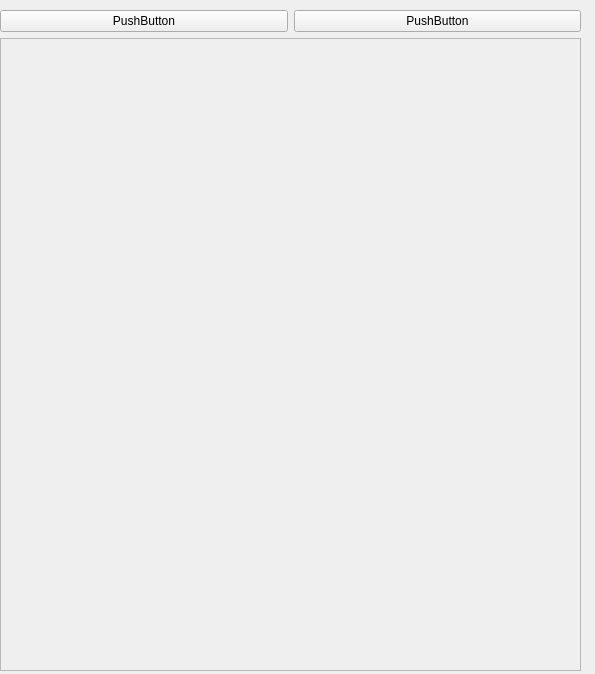
Before: the Qt Designer form source/widgetviewer.ui in Bramas/SimTex, drawn with Qt 5.
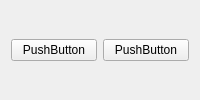
After: the same form once the commit is applied.

```diff
--- a/source/widgetviewer.ui
+++ b/source/widgetviewer.ui
@@ -1,26 +1,9 @@
 <?xml version="1.0" encoding="UTF-8"?>
 <ui version="4.0">
  <class>WidgetViewer</class>
- <widget class="QWidget" name="WidgetViewer">
-  <property name="geometry">
-   <rect>
-    <x>0</x>
-    <y>0</y>
-    <width>595</width>
-    <height>674</height>
-   </rect>
-  </property>
-  <property name="windowTitle">
-   <string>Form</string>
-  </property>
   <widget class="QWidget" name="verticalLayoutWidget">
-   <property name="geometry">
-    <rect>
-     <x>0</x>
-     <y>10</y>
-     <width>581</width>
-     <height>661</height>
-    </rect>
+   <property name="windowTitle">
+    <string>Form</string>
    </property>
    <layout class="QVBoxLayout" name="verticalLayout">
     <item>
@@ -41,26 +24,8 @@
       </item>
      </layout>
     </item>
-    <item>
-     <widget class="QScrollArea" name="scrollArea">
-      <property name="widgetResizable">
-       <bool>true</bool>
-      </property>
-      <widget class="QWidget" name="scrollAreaWidgetContents">
-       <property name="geometry">
-        <rect>
-         <x>0</x>
-         <y>0</y>
-         <width>577</width>
-         <height>626</height>
-        </rect>
-       </property>
-      </widget>
-     </widget>
-    </item>
    </layout>
   </widget>
- </widget>
  <resources/>
  <connections/>
 </ui>
```
